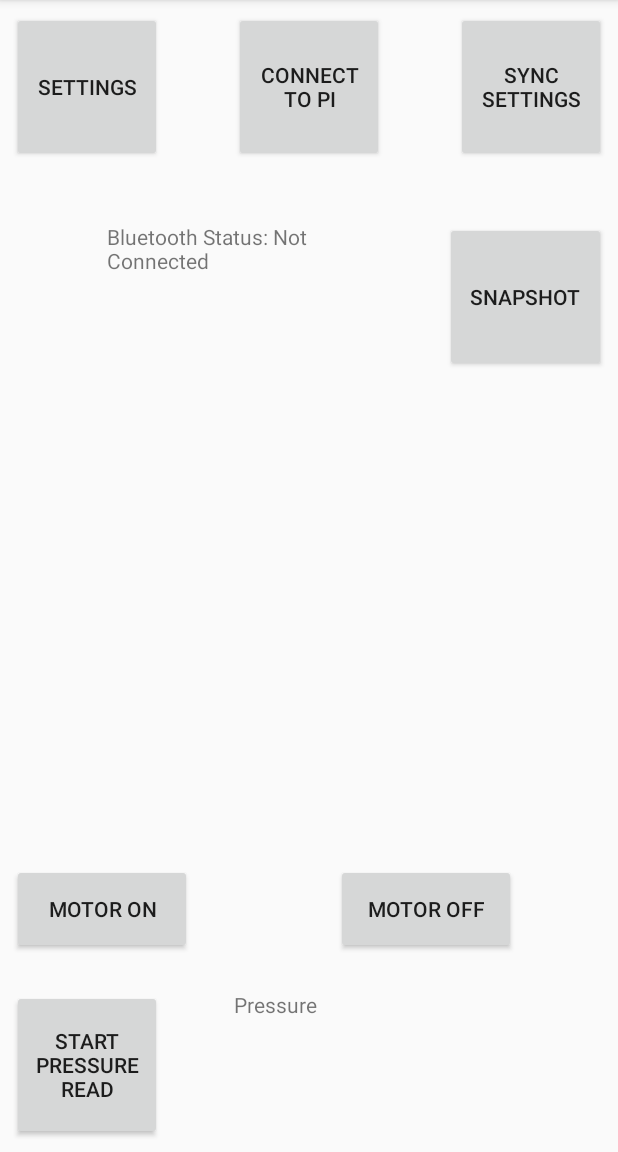
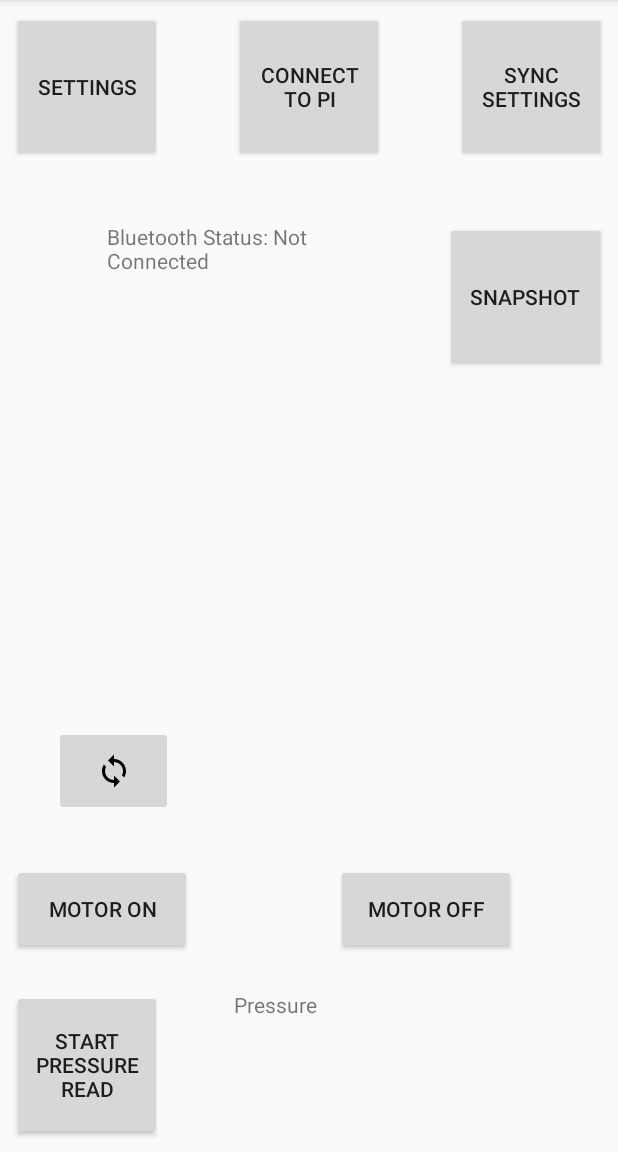
Before and after one commit to jmadamso/SpectrometerAndroid, an Android app: the screen it shows after launch (AppDriver), on a phone screen of 412 x 824 dp, the part 84-1236 px from its top. Run offline under Robolectric (Android 15) with nearby library versions, the phone set to English and light mode, and no system bars.

```diff
--- a/app/src/main/res/layout/activity_main.xml
+++ b/app/src/main/res/layout/activity_main.xml
@@ -1,5 +1,6 @@
 <?xml version="1.0" encoding="utf-8"?>
-<android.support.constraint.ConstraintLayout xmlns:android="http://schemas.android.com/apk/res/android"
+<android.support.constraint.ConstraintLayout
+    xmlns:android="http://schemas.android.com/apk/res/android"
     xmlns:app="http://schemas.android.com/apk/res-auto"
     xmlns:tools="http://schemas.android.com/tools"
     android:layout_width="match_parent"
@@ -115,4 +116,16 @@
         app:layout_constraintEnd_toEndOf="parent"
         app:layout_constraintTop_toBottomOf="@+id/button3" />
 
+    <ImageButton
+        android:id="@+id/imageButton"
+        android:layout_width="79dp"
+        android:layout_height="60dp"
+        android:layout_marginBottom="32dp"
+        android:layout_marginLeft="36dp"
+        android:layout_marginStart="36dp"
+        android:onClick="snapshotButtonResponse"
+        app:layout_constraintBottom_toTopOf="@+id/button"
+        app:layout_constraintStart_toStartOf="parent"
+        app:srcCompat="@drawable/ic_sync_black_24dp" />
+
 </android.support.constraint.ConstraintLayout>
--- a/app/src/main/res/values/strings.xml
+++ b/app/src/main/res/values/strings.xml
@@ -1,6 +1,7 @@
 <resources>
     <string name="app_name">Spectrometer</string>
     <string name="title_activity_settings">Settings</string>
+    <string name="title_result_screen">Result</string>
     <string name="start_prompt">Start</string>
     <string name="settings_prompt">Settings</string>
 
--- a/app/src/main/res/values/styles.xml
+++ b/app/src/main/res/values/styles.xml
@@ -6,6 +6,12 @@
         <item name="colorPrimary">@color/colorPrimary</item>
         <item name="colorPrimaryDark">@color/colorPrimaryDark</item>
         <item name="colorAccent">@color/colorAccent</item>
+
+        <!--
+        <item name="android:textColor">#0000c2</item>
+
+
+        -->
     </style>
 
 </resources>
```
Also changed, not shown: app/src/main/AndroidManifest.xml (+9 -1 lines).
